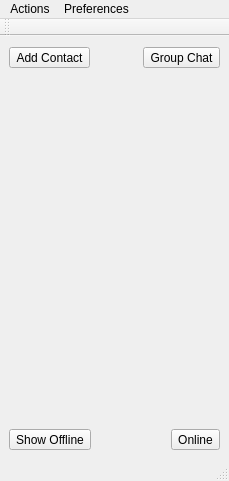
xmpp-graveyard/jabbim, file mainwindow.ui: the form before one commit.
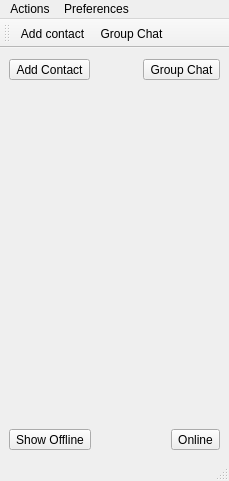
The form after the commit. Icons and pictures are not drawn.

Commit message: oprava prochazeni discovery (smaznul jsem omylem jednu fci) + zacinam nahrazovat buttony za toolbar + konecne 100% funkci zavirani aplikace

What changed in the file:
```diff
--- a/mainwindow.ui
+++ b/mainwindow.ui
@@ -155,6 +155,8 @@
    <attribute name="toolBarArea" >
     <number>4</number>
    </attribute>
+   <addaction name="actionAdd_contact" />
+   <addaction name="actionGroup_Chat" />
   </widget>
   <action name="actionPreferences" >
    <property name="text" >
@@ -166,6 +168,21 @@
     <string>Service discovery</string>
    </property>
   </action>
+  <action name="actionQuit" >
+   <property name="text" >
+    <string>Quit</string>
+   </property>
+  </action>
+  <action name="actionAdd_contact" >
+   <property name="text" >
+    <string>Add contact</string>
+   </property>
+  </action>
+  <action name="actionGroup_Chat" >
+   <property name="text" >
+    <string>Group Chat</string>
+   </property>
+  </action>
  </widget>
  <resources/>
  <connections/>
```
Left out of the diff: 16 changed lines with no effect on the pictures. The commit also changes 5 other files.
